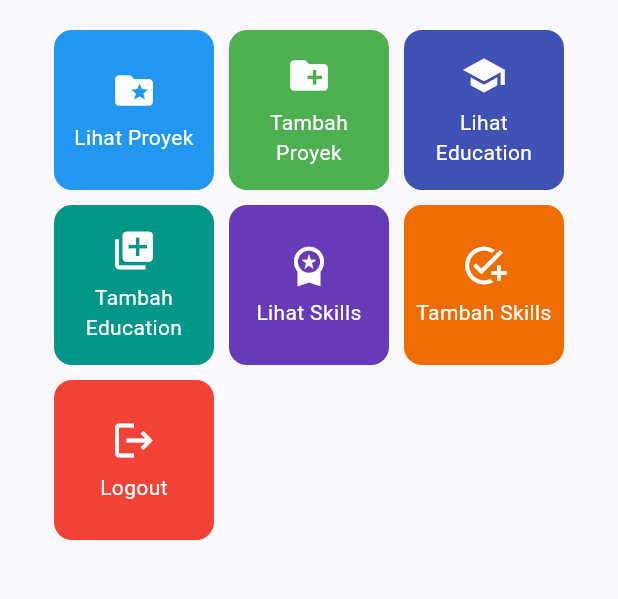
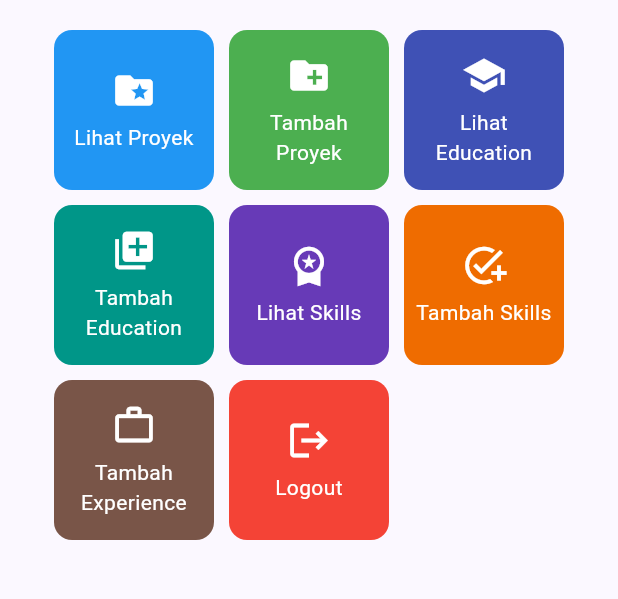
Before and after one commit to ahsanrifqi02-a/myportofolio_mobile, a Flutter app: the screen it shows after launch, on a phone screen of 412 x 824 dp, the part 357-956 px from its top. Run offline on Flutter 3.47's test engine with Material 3 defaults, Android fonts, the phone set to English and light mode, and no system bars; our stand-ins replace material_ui.

Commit message:
feat(navigation): add Tambah Experience action card and push navigation

```diff
--- a/lib/screens/menu.dart
+++ b/lib/screens/menu.dart
@@ -18,6 +18,7 @@ class MyHomePage extends StatelessWidget {
     ItemHomepage("Tambah Education", Icons.library_add, Colors.teal),
     ItemHomepage("Lihat Skills", Icons.workspace_premium, Colors.deepPurple),
     ItemHomepage("Tambah Skills", Icons.add_task, Colors.orange.shade800),
+    ItemHomepage("Tambah Experience", Icons.work_outline, Colors.brown),
     ItemHomepage("Logout", Icons.logout, Colors.red),
   ];
 
```
Also changed, not shown: lib/widgets/project_card.dart (+8 -0 lines).
